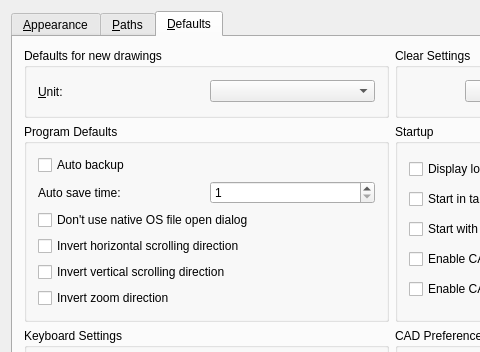
First picture: the form in librecad/src/ui/forms/qg_dlgoptionsgeneral.ui, repository LibreCAD/LibreCAD, before the edit; both pictures show x 0 to 480 and y 0 to 352 of the 783 by 603 pixel window.
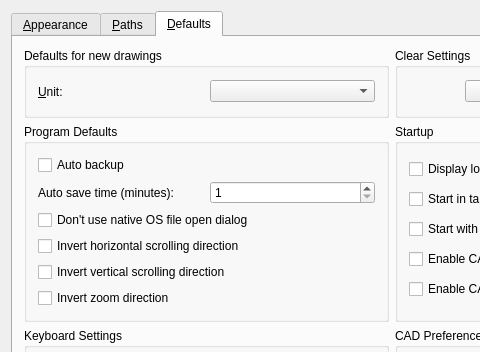
Second picture: the form after the edit. Icons and pictures are not drawn.

Commit message: manual merge melwyncarlo:Task_11, fixes #1412, closes #1417

```diff
--- a/librecad/src/ui/forms/qg_dlgoptionsgeneral.ui
+++ b/librecad/src/ui/forms/qg_dlgoptionsgeneral.ui
@@ -925,7 +925,7 @@
             <item>
              <widget class="QLabel" name="label">
               <property name="text">
-               <string>Auto save time:</string>
+               <string>Auto save time (minutes):</string>
               </property>
              </widget>
             </item>
```
